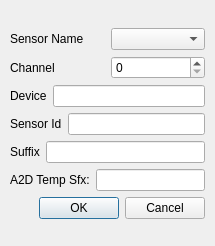
Above: src/nidas/apps/config/AddSensorComboDialog.ui from NCAR/nidas before the change. Below: the same form after it.
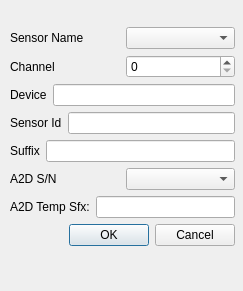
That is the form after the change.

What changed in the file:
```diff
--- a/src/nidas/apps/config/AddSensorComboDialog.ui
+++ b/src/nidas/apps/config/AddSensorComboDialog.ui
@@ -6,8 +6,8 @@
    <rect>
     <x>0</x>
     <y>0</y>
-    <width>215</width>
-    <height>246</height>
+    <width>243</width>
+    <height>291</height>
    </rect>
   </property>
   <property name="sizePolicy">
@@ -19,13 +19,13 @@
   <property name="windowTitle">
    <string>Add Sensor</string>
   </property>
-  <widget class="QWidget" name="layoutWidget">
+  <widget class="QWidget" name="">
    <property name="geometry">
     <rect>
      <x>10</x>
-     <y>0</y>
-     <width>195</width>
-     <height>246</height>
+     <y>1</y>
+     <width>225</width>
+     <height>270</height>
     </rect>
    </property>
    <layout class="QVBoxLayout" name="verticalLayout">
@@ -144,6 +144,23 @@
       </item>
      </layout>
     </item>
+    <item>
+     <layout class="QHBoxLayout" name="A2DSNLayout">
+      <item>
+       <widget class="QLabel" name="A2DSNLabel">
+        <property name="text">
+         <string>A2D S/N</string>
+        </property>
+        <property name="buddy">
+         <cstring>SensorBox</cstring>
+        </property>
+       </widget>
+      </item>
+      <item>
+       <widget class="QComboBox" name="A2DSNBox"/>
+      </item>
+     </layout>
+    </item>
     <item>
      <layout class="QHBoxLayout" name="A2DTempSuffixLayout">
       <item>
```
